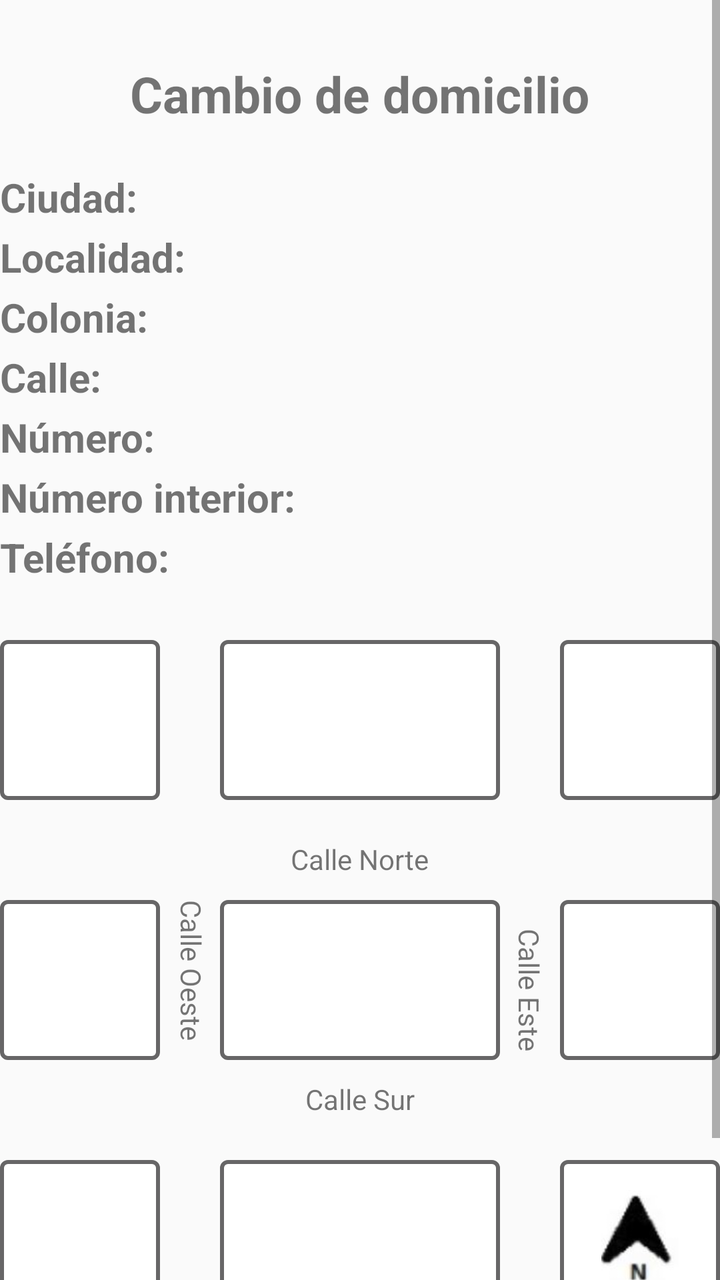
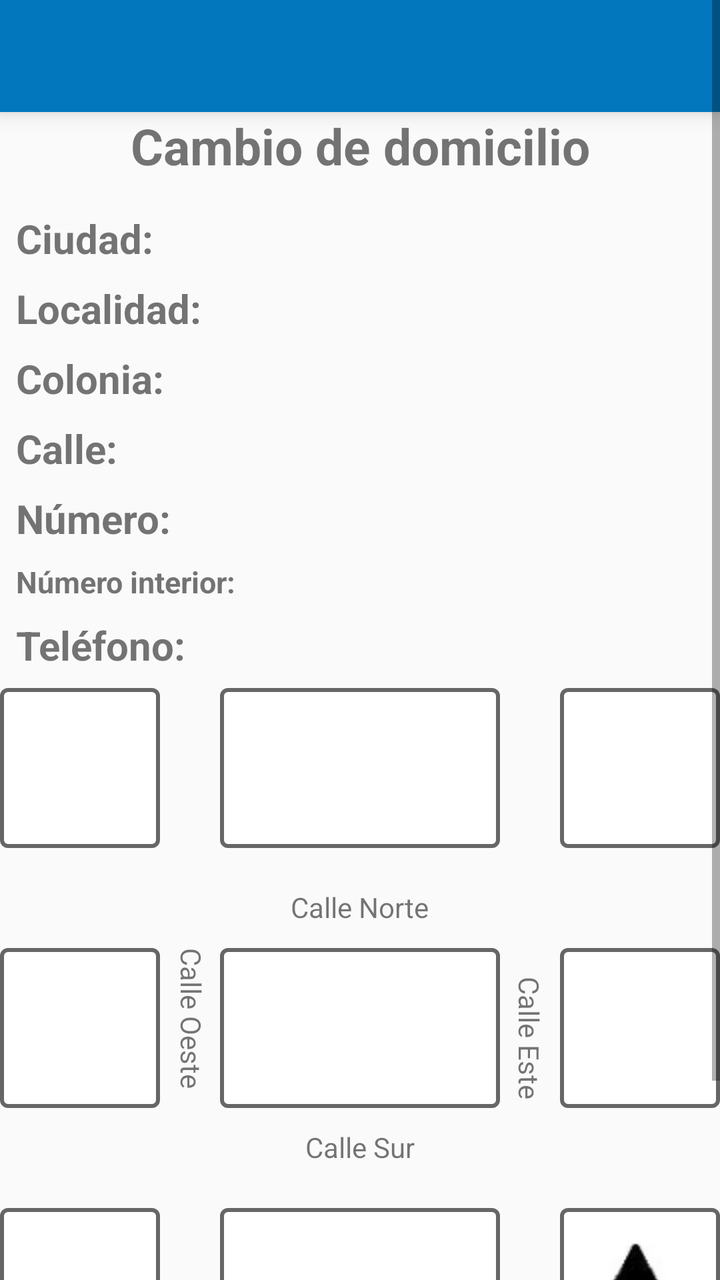

An Android layout rendered at two revisions. The XML below is the earlier revision; the diff shows what the commit changed to produce the second picture.
<!-- AndroidManifest.xml: application theme AppTheme -->
<!-- res/layout/activity_cambio_domicilio.xml -->
<?xml version="1.0" encoding="utf-8"?>
<RelativeLayout xmlns:tools="http://schemas.android.com/tools"
    android:layout_width="match_parent"
    xmlns:android="http://schemas.android.com/apk/res/android"
    android:layout_height="match_parent">
    
    <ScrollView
        android:layout_width="match_parent"
        android:layout_height="1000dp">

        <RelativeLayout
            android:layout_width="match_parent"
            android:layout_height="wrap_content"
            android:orientation="vertical">

            <TextView
                android:layout_width="wrap_content"
                android:layout_height="wrap_content"
                android:layout_centerHorizontal="true"
                android:layout_marginTop="30dp"
                android:text="@string/cambio_Domicilio"
                android:textSize="25dp"
                android:textStyle="bold" />

            <TextView
                android:layout_width="wrap_content"
                android:layout_height="wrap_content"
                android:layout_alignParentTop="true"
                android:layout_marginTop="85dp"
                android:text="@string/ciudadDos"
                android:textSize="20dp"
                android:textStyle="bold" />

            <TextView
                android:id="@+id/CiudadCAMDO"
                android:layout_width="match_parent"
                android:layout_height="wrap_content"
                android:layout_alignParentStart="true"
                android:layout_alignParentTop="true"
                android:layout_marginStart="160dp"
                android:layout_marginTop="90dp"
                android:textSize="15dp" />

            <TextView
                android:layout_width="wrap_content"
                android:layout_height="wrap_content"
                android:layout_alignParentTop="true"
                android:layout_marginTop="115dp"
                android:text="@string/localidadDos"
                android:textSize="20dp"
                android:textStyle="bold" />

            <TextView
                android:id="@+id/localidad"
                android:layout_width="match_parent"
                android:layout_height="wrap_content"
                android:layout_alignParentStart="true"
                android:layout_alignParentTop="true"
                android:layout_marginStart="160dp"
                android:layout_marginTop="120dp"
                android:textSize="15dp" />

            <TextView
                android:layout_width="wrap_content"
                android:layout_height="wrap_content"
                android:layout_alignParentTop="true"
                android:layout_marginTop="145dp"
                android:text="@string/coloniaDos"
                android:textSize="20dp"
                android:textStyle="bold" />

            <TextView
                android:id="@+id/colonia"
                android:layout_width="match_parent"
                android:layout_height="wrap_content"
                android:layout_alignParentStart="true"
                android:layout_alignParentTop="true"
                android:layout_marginStart="160dp"
                android:layout_marginTop="150dp"
                android:textSize="15dp" />

            <TextView
                android:layout_width="wrap_content"
                android:layout_height="wrap_content"
                android:layout_alignParentTop="true"
                android:layout_marginTop="175dp"
                android:text="@string/calleDos"
                android:textSize="20dp"
                android:textStyle="bold" />

            <TextView
                android:id="@+id/Calledom"
                android:layout_width="match_parent"
                android:layout_height="wrap_content"
                android:layout_alignParentStart="true"
                android:layout_alignParentTop="true"
                android:layout_marginStart="160dp"
                android:layout_marginTop="180dp"
                android:textSize="15dp" />

            <TextView
                android:layout_width="wrap_content"
                android:layout_height="wrap_content"
                android:layout_alignParentTop="true"
                android:layout_marginTop="205dp"
                android:text="@string/numeroDos"
                android:textSize="20dp"
                android:textStyle="bold" />

            <TextView
                android:id="@+id/numero"
                android:layout_width="match_parent"
                android:layout_height="wrap_content"
                android:layout_alignParentStart="true"
                android:layout_alignParentTop="true"
                android:layout_marginStart="160dp"
                android:layout_marginTop="210dp"
                android:textSize="15dp" />

            <TextView
                android:layout_width="wrap_content"
                android:layout_height="wrap_content"
                android:layout_alignParentTop="true"
                android:layout_marginTop="235dp"
                android:text="@string/numeroIDos"
                android:textSize="20dp"
                android:textStyle="bold" />

            <TextView
                android:id="@+id/numeroi"
                android:layout_width="match_parent"
                android:layout_height="wrap_content"
                android:layout_alignParentStart="true"
                android:layout_alignParentTop="true"
                android:layout_marginStart="160dp"
                android:layout_marginTop="240dp"
                android:textSize="15dp" />

            <TextView
                android:layout_width="wrap_content"
                android:layout_height="wrap_content"
                android:layout_alignParentTop="true"
                android:layout_marginTop="265dp"
                android:text="@string/telefonoDos"
                android:textSize="20dp"
                android:textStyle="bold" />

            <TextView
                android:id="@+id/telefono"
                android:layout_width="match_parent"
                android:layout_height="wrap_content"
                android:layout_alignParentStart="true"
                android:layout_alignParentTop="true"
                android:layout_marginStart="160dp"
                android:layout_marginTop="270dp"
                android:textSize="15dp" />

            <RelativeLayout
                android:id="@+id/map"
                android:layout_width="match_parent"
                android:layout_height="350dp"
                android:layout_alignTop="@id/telefono"
                android:layout_marginTop="50dp"
                android:orientation="horizontal">

                <RelativeLayout
                    android:id="@+id/uno"
                    android:layout_width="80dp"
                    android:layout_height="80dp"
                    android:background="@drawable/contorno"></RelativeLayout>

                <RelativeLayout
                    android:id="@+id/dos"
                    android:layout_width="80dp"
                    android:layout_height="80dp"
                    android:layout_below="@id/uno"
                    android:layout_marginTop="50dp"
                    android:background="@drawable/contorno"></RelativeLayout>

                <RelativeLayout
                    android:layout_width="80dp"
                    android:layout_height="80dp"
                    android:layout_below="@id/dos"
                    android:layout_marginTop="50dp"
                    android:background="@drawable/contorno"></RelativeLayout>

                <RelativeLayout
                    android:id="@+id/center"
                    android:layout_width="match_parent"
                    android:layout_height="match_parent"
                    android:layout_marginStart="110dp"
                    android:layout_marginEnd="110dp">

                    <RelativeLayout
                        android:id="@+id/cuatro"
                        android:layout_width="match_parent"
                        android:layout_height="80dp"
                        android:layout_centerHorizontal="true"
                        android:background="@drawable/contorno"></RelativeLayout>

                    <RelativeLayout
                        android:id="@+id/cinco"
                        android:layout_width="match_parent"
                        android:layout_height="80dp"
                        android:layout_below="@id/cuatro"
                        android:layout_centerHorizontal="true"
                        android:layout_marginTop="50dp"
                        android:background="@drawable/contorno">

                        <ImageView
                            android:id="@+id/casanorte"
                            android:layout_width="30dp"
                            android:layout_height="30dp"
                            android:layout_centerHorizontal="true"
                            android:src="@drawable/casa"
                            android:visibility="invisible" />

                        <ImageView
                            android:id="@+id/casasur"
                            android:layout_width="30dp"
                            android:layout_height="30dp"
                            android:layout_alignParentBottom="true"
                            android:layout_centerHorizontal="true"
                            android:src="@drawable/casa"
                            android:visibility="invisible" />

                        <ImageView
                            android:id="@+id/casaoeste"
                            android:layout_width="30dp"
                            android:layout_height="30dp"
                            android:layout_centerVertical="true"
                            android:src="@drawable/casa"
                            android:visibility="invisible" />

                        <ImageView
                            android:id="@+id/casaeste"
                            android:layout_width="30dp"
                            android:layout_height="30dp"
                            android:layout_alignParentEnd="true"
                            android:layout_centerVertical="true"
                            android:src="@drawable/casa"
                            android:visibility="invisible" />
                    </RelativeLayout>

                    <RelativeLayout
                        android:layout_width="match_parent"
                        android:layout_height="80dp"
                        android:layout_below="@id/cinco"
                        android:layout_centerHorizontal="true"
                        android:layout_marginTop="50dp"
                        android:background="@drawable/contorno"></RelativeLayout>

                    <TextView
                        android:id="@+id/callenorte"
                        android:layout_width="wrap_content"
                        android:layout_height="wrap_content"
                        android:layout_alignParentTop="true"
                        android:layout_centerHorizontal="true"
                        android:layout_marginTop="100dp"
                        android:text="@string/calle_Norte"
                        android:textSize="14dp" />

                    <TextView
                        android:id="@+id/callesur"
                        android:layout_width="wrap_content"
                        android:layout_height="wrap_content"
                        android:layout_alignParentTop="true"
                        android:layout_centerHorizontal="true"
                        android:layout_marginTop="220dp"
                        android:text="@string/calle_Sur"
                        android:textSize="14dp" />
                </RelativeLayout>

                <TextView
                    android:id="@+id/calleeste"
                    android:layout_width="wrap_content"
                    android:layout_height="30dp"
                    android:layout_alignParentEnd="true"
                    android:layout_centerVertical="true"
                    android:layout_marginEnd="70dp"
                    android:rotation="90"
                    android:text="@string/calle_Este"
                    android:textSize="14dp" />

                <TextView
                    android:id="@+id/calleoeste"
                    android:layout_width="wrap_content"
                    android:layout_height="30dp"
                    android:layout_marginStart="55dp"
                    android:layout_marginTop="150dp"
                    android:rotation="90"
                    android:text="@string/calle_Oeste"
                    android:textSize="14dp" />

                <RelativeLayout
                    android:id="@+id/siete"
                    android:layout_width="80dp"
                    android:layout_height="80dp"
                    android:layout_alignParentEnd="true"
                    android:background="@drawable/contorno"></RelativeLayout>

                <RelativeLayout
                    android:id="@+id/ocho"
                    android:layout_width="80dp"
                    android:layout_height="80dp"
                    android:layout_below="@id/siete"
                    android:layout_alignParentEnd="true"
                    android:layout_marginTop="50dp"
                    android:background="@drawable/contorno"></RelativeLayout>

                <RelativeLayout
                    android:layout_width="80dp"
                    android:layout_height="80dp"
                    android:layout_below="@id/ocho"
                    android:layout_alignParentEnd="true"
                    android:layout_marginTop="50dp"
                    android:background="@drawable/contorno">

                    <ImageView
                        android:layout_width="50dp"
                        android:layout_height="50dp"
                        android:layout_centerHorizontal="true"
                        android:layout_centerVertical="true"
                        android:src="@drawable/flecha" />
                </RelativeLayout>
            </RelativeLayout>

            <Button
                android:id="@+id/aceptar"
                android:layout_width="100dp"
                android:layout_height="wrap_content"
                android:layout_below="@+id/map"
                android:layout_alignParentStart="true"
                android:layout_marginStart="60dp"
                android:layout_marginTop="2dp"
                android:background="@drawable/boton"
                android:backgroundTint="@color/colorPrimary"
                android:text="@string/aceptar"
                android:textColor="#000" />


            <Button
                android:id="@+id/regresa"
                android:layout_width="100dp"
                android:layout_height="wrap_content"
                android:layout_below="@+id/map"
                android:layout_alignParentEnd="true"
                android:layout_marginTop="2dp"
                android:layout_marginEnd="60dp"
                android:background="@drawable/boton"
                android:backgroundTint="@color/colorPrimary"
                android:text="@string/Regresar"
                android:textColor="#000" />
        </RelativeLayout>
    </ScrollView>
</RelativeLayout>
<!-- resources referenced by this layout -->
<resources>
  <color name="colorPrimary">#0277BD</color>
  <!-- drawable boton (drawable) -->
  <?xml version="1.0" encoding="utf-8"?>
      <shape xmlns:android="http://schemas.android.com/apk/res/android" android:shape="rectangle">
          <stroke  android:width="1dp"/>
          <corners android:radius="10dp"/>
  
  
      </shape>
  <!-- drawable casa (drawable) -->
  <vector android:height="24dp" android:tint="#040404"
      android:viewportHeight="24.0" android:viewportWidth="24.0"
      android:width="24dp" xmlns:android="http://schemas.android.com/apk/res/android">
      <path android:fillColor="#FF000000" android:pathData="M10,20v-6h4v6h5v-8h3L12,3 2,12h3v8z"/>
  </vector>
  <!-- drawable contorno (drawable) -->
  <?xml version="1.0" encoding="utf-8"?>
  <selector xmlns:android="http://schemas.android.com/apk/res/android">
      <item><layer-list>
          <item>
              <shape>
                  <solid
                      android:color="#ffff">
                  </solid>
  
                  <corners android:radius="3dp" />
  
                  <padding
                      android:bottom="10dp"
                      android:left="10dp"
                      android:right="10dp"
                      android:top="10dp" />
                  <stroke
                      android:width="2dp"
                      android:color="#676667"/>
              </shape>
          </item>
  
      </layer-list></item>
  </selector>
  <!-- drawable flecha: jpg bitmap (drawable-v24, 8981 bytes) -->
  <string name="Regresar">Regresar</string>
  <string name="aceptar">Aceptar</string>
  <string name="calleDos">Calle:</string>
  <string name="calle_Este">Calle Este</string>
  <string name="calle_Norte">Calle Norte</string>
  <string name="calle_Oeste">Calle Oeste</string>
  <string name="calle_Sur">Calle Sur</string>
  <string name="cambio_Domicilio">Cambio de domicilio</string>
  <string name="ciudadDos">Ciudad:</string>
  <string name="coloniaDos">Colonia:</string>
  <string name="localidadDos">Localidad:</string>
  <string name="numeroDos">Número:</string>
  <string name="numeroIDos">Número interior:</string>
  <string name="telefonoDos">Teléfono:</string>
  <style name="AppTheme" parent="Theme.AppCompat.Light.DarkActionBar">
          
          <item name="colorPrimary">@color/colorPrimary</item>
          <item name="colorPrimaryDark">@color/colorPrimaryDark</item>
          <item name="colorAccent">@color/colorAccent</item>
          <item name="android:colorForeground">@android:color/background_dark</item>
      </style>
  <color name="colorPrimaryDark">#004C8C</color>
  <color name="colorAccent">#0000FF</color>
</resources>

<!-- the commit's change to res/layout/activity_cambio_domicilio.xml (unified diff, before → after) -->
@@ -1,35 +1,51 @@
 <?xml version="1.0" encoding="utf-8"?>
-<RelativeLayout xmlns:tools="http://schemas.android.com/tools"
+<android.support.constraint.ConstraintLayout xmlns:app="http://schemas.android.com/apk/res-auto"
+    xmlns:tools="http://schemas.android.com/tools"
     android:layout_width="match_parent"
     xmlns:android="http://schemas.android.com/apk/res/android"
     android:layout_height="match_parent">
     
+
+
     <ScrollView
         android:layout_width="match_parent"
-        android:layout_height="1000dp">
-
-        <RelativeLayout
+        android:layout_height="match_parent">
+
+        <android.support.constraint.ConstraintLayout
             android:layout_width="match_parent"
             android:layout_height="wrap_content"
             android:orientation="vertical">
 
-            <TextView
+            <include
+                android:id="@+id/includeCambioDom"
+                layout="@layout/toolbar"></include>
+
+            <TextView
+                android:id="@+id/textView37"
                 android:layout_width="wrap_content"
                 android:layout_height="wrap_content"
                 android:layout_centerHorizontal="true"
-                android:layout_marginTop="30dp"
+                android:layout_marginStart="8dp"
+                android:layout_marginEnd="8dp"
                 android:text="@string/cambio_Domicilio"
                 android:textSize="25dp"
-                android:textStyle="bold" />
-
-            <TextView
-                android:layout_width="wrap_content"
-                android:layout_height="wrap_content"
-                android:layout_alignParentTop="true"
-                android:layout_marginTop="85dp"
+                android:textStyle="bold"
+                app:layout_constraintEnd_toEndOf="parent"
+                app:layout_constraintStart_toStartOf="parent"
+                app:layout_constraintTop_toBottomOf="@+id/includeCambioDom" />
+
+            <TextView
+                android:id="@+id/textView36"
+                android:layout_width="wrap_content"
+                android:layout_height="wrap_content"
+                android:layout_alignParentTop="true"
+                android:layout_marginStart="8dp"
+                android:layout_marginTop="16dp"
                 android:text="@string/ciudadDos"
                 android:textSize="20dp"
-                android:textStyle="bold" />
+                android:textStyle="bold"
+                app:layout_constraintStart_toStartOf="parent"
+                app:layout_constraintTop_toBottomOf="@+id/textView37" />
 
             <TextView
                 android:id="@+id/CiudadCAMDO"
@@ -37,18 +53,24 @@
                 android:layout_height="wrap_content"
                 android:layout_alignParentStart="true"
                 android:layout_alignParentTop="true"
-                android:layout_marginStart="160dp"
-                android:layout_marginTop="90dp"
-                android:textSize="15dp" />
-
-            <TextView
-                android:layout_width="wrap_content"
-                android:layout_height="wrap_content"
-                android:layout_alignParentTop="true"
-                android:layout_marginTop="115dp"
+                android:layout_marginStart="150dp"
+                android:textSize="15dp"
+                app:layout_constraintBottom_toBottomOf="@+id/textView36"
+                app:layout_constraintStart_toEndOf="@+id/textView36"
+                app:layout_constraintTop_toTopOf="@+id/textView36" />
+
+            <TextView
+                android:id="@+id/textView48"
+                android:layout_width="wrap_content"
+                android:layout_height="wrap_content"
+                android:layout_alignParentTop="true"
+                android:layout_marginStart="8dp"
+                android:layout_marginTop="8dp"
                 android:text="@string/localidadDos"
                 android:textSize="20dp"
-                android:textStyle="bold" />
+                android:textStyle="bold"
+                app:layout_constraintStart_toStartOf="parent"
+                app:layout_constraintTop_toBottomOf="@+id/textView36" />
 
             <TextView
                 android:id="@+id/localidad"
@@ -56,18 +78,24 @@
                 android:layout_height="wrap_content"
                 android:layout_alignParentStart="true"
                 android:layout_alignParentTop="true"
-                android:layout_marginStart="160dp"
-                android:layout_marginTop="120dp"
-                android:textSize="15dp" />
-
-            <TextView
-                android:layout_width="wrap_content"
-                android:layout_height="wrap_content"
-                android:layout_alignParentTop="true"
-                android:layout_marginTop="145dp"
+                android:layout_marginStart="150dp"
+                android:textSize="15dp"
+                app:layout_constraintBottom_toBottomOf="@+id/textView48"
+                app:layout_constraintStart_toEndOf="@+id/textView48"
+                app:layout_constraintTop_toTopOf="@+id/textView48" />
+
+            <TextView
+                android:id="@+id/textView34"
+                android:layout_width="wrap_content"
+                android:layout_height="wrap_content"
+                android:layout_alignParentTop="true"
+                android:layout_marginStart="8dp"
+                android:layout_marginTop="8dp"
                 android:text="@string/coloniaDos"
                 android:textSize="20dp"
-                android:textStyle="bold" />
+                android:textStyle="bold"
+                app:layout_constraintStart_toStartOf="parent"
+                app:layout_constraintTop_toBottomOf="@+id/textView48" />
 
             <TextView
                 android:id="@+id/colonia"
@@ -75,18 +103,25 @@
                 android:layout_height="wrap_content"
                 android:layout_alignParentStart="true"
                 android:layout_alignParentTop="true"
-                android:layout_marginStart="160dp"
-                android:layout_marginTop="150dp"
-                android:textSize="15dp" />
-
-            <TextView
-                android:layout_width="wrap_content"
-                android:layout_height="wrap_content"
-                android:layout_alignParentTop="true"
-                android:layout_marginTop="175dp"
+                android:layout_marginStart="150dp"
+                android:layout_marginBottom="8dp"
+                android:textSize="15dp"
+                app:layout_constraintBottom_toBottomOf="@+id/textView34"
+                app:layout_constraintStart_toEndOf="@+id/textView34"
+                app:layout_constraintTop_toTopOf="@+id/textView34" />
+
+            <TextView
+                android:id="@+id/textView49"
+                android:layout_width="wrap_content"
+                android:layout_height="wrap_content"
+                android:layout_alignParentTop="true"
+                android:layout_marginStart="8dp"
+                android:layout_marginTop="8dp"
                 android:text="@string/calleDos"
                 android:textSize="20dp"
-                android:textStyle="bold" />
+                android:textStyle="bold"
+                app:layout_constraintStart_toStartOf="parent"
+                app:layout_constraintTop_toBottomOf="@+id/textView34" />
 
             <TextView
                 android:id="@+id/Calledom"
@@ -94,18 +129,24 @@
                 android:layout_height="wrap_content"
                 android:layout_alignParentStart="true"
                 android:layout_alignParentTop="true"
-                android:layout_marginStart="160dp"
-                android:layout_marginTop="180dp"
-                android:textSize="15dp" />
-
-            <TextView
-                android:layout_width="wrap_content"
-                android:layout_height="wrap_content"
-                android:layout_alignParentTop="true"
-                android:layout_marginTop="205dp"
+                android:layout_marginStart="150dp"
+                android:textSize="15dp"
+                app:layout_constraintBottom_toBottomOf="@+id/textView49"
+                app:layout_constraintStart_toEndOf="@+id/textView49"
+                app:layout_constraintTop_toTopOf="@+id/textView49" />
+
+            <TextView
+                android:id="@+id/textView50"
+                android:layout_width="wrap_content"
+                android:layout_height="wrap_content"
+                android:layout_alignParentTop="true"
+                android:layout_marginStart="8dp"
+                android:layout_marginTop="8dp"
                 android:text="@string/numeroDos"
                 android:textSize="20dp"
-                android:textStyle="bold" />
+                android:textStyle="bold"
+                app:layout_constraintStart_toStartOf="parent"
+                app:layout_constraintTop_toBottomOf="@+id/textView49" />
 
             <TextView
                 android:id="@+id/numero"
@@ -113,18 +154,24 @@
                 android:layout_height="wrap_content"
                 android:layout_alignParentStart="true"
                 android:layout_alignParentTop="true"
-                android:layout_marginStart="160dp"
-                android:layout_marginTop="210dp"
-                android:textSize="15dp" />
-
-            <TextView
-                android:layout_width="wrap_content"
-                android:layout_height="wrap_content"
-                android:layout_alignParentTop="true"
-                android:layout_marginTop="235dp"
+                android:layout_marginStart="150dp"
+                android:textSize="15dp"
+                app:layout_constraintBottom_toBottomOf="@+id/textView50"
+                app:layout_constraintStart_toEndOf="@+id/textView50"
+                app:layout_constraintTop_toTopOf="@+id/textView50" />
+
+            <TextView
+                android:id="@+id/textView51"
+                android:layout_width="wrap_content"
+                android:layout_height="wrap_content"
+                android:layout_alignParentTop="true"
+                android:layout_marginStart="8dp"
+                android:layout_marginTop="8dp"
                 android:text="@string/numeroIDos"
-                android:textSize="20dp"
-                android:textStyle="bold" />
+                android:textSize="15dp"
+                android:textStyle="bold"
+                app:layout_constraintStart_toStartOf="parent"
+                app:layout_constraintTop_toBottomOf="@+id/textView50" />
 
             <TextView
                 android:id="@+id/numeroi"
@@ -132,18 +179,24 @@
                 android:layout_height="wrap_content"
                 android:layout_alignParentStart="true"
                 android:layout_alignParentTop="true"
-                android:layout_marginStart="160dp"
-                android:layout_marginTop="240dp"
-                android:textSize="15dp" />
-
-            <TextView
-                android:layout_width="wrap_content"
-                android:layout_height="wrap_content"
-                android:layout_alignParentTop="true"
-                android:layout_marginTop="265dp"
+                android:layout_marginStart="150dp"
+                android:textSize="15dp"
+                app:layout_constraintBottom_toBottomOf="@+id/textView51"
+                app:layout_constraintStart_toEndOf="@+id/textView51"
+                app:layout_constraintTop_toTopOf="@+id/textView51" />
+
+            <TextView
+                android:id="@+id/textView52"
+                android:layout_width="wrap_content"
+                android:layout_height="wrap_content"
+                android:layout_alignParentTop="true"
+                android:layout_marginStart="8dp"
+                android:layout_marginTop="8dp"
                 android:text="@string/telefonoDos"
                 android:textSize="20dp"
-                android:textStyle="bold" />
+                android:textStyle="bold"
+                app:layout_constraintStart_toStartOf="parent"
+                app:layout_constraintTop_toBottomOf="@+id/textView51" />
 
             <TextView
                 android:id="@+id/telefono"
@@ -151,17 +204,23 @@
                 android:layout_height="wrap_content"
                 android:layout_alignParentStart="true"
                 android:layout_alignParentTop="true"
-                android:layout_marginStart="160dp"
-                android:layout_marginTop="270dp"
-                android:textSize="15dp" />
+                android:layout_marginStart="150dp"
+                android:layout_marginBottom="8dp"
+                android:textSize="15dp"
+                app:layout_constraintBottom_toBottomOf="@+id/textView52"
+                app:layout_constraintStart_toEndOf="@+id/textView52"
+                app:layout_constraintTop_toTopOf="@+id/textView52" />
 
             <RelativeLayout
                 android:id="@+id/map"
                 android:layout_width="match_parent"
                 android:layout_height="350dp"
                 android:layout_alignTop="@id/telefono"
-                android:layout_marginTop="50dp"
-                android:orientation="horizontal">
+                android:layout_marginTop="8dp"
+                android:orientation="horizontal"
+                android:visibility="visible"
+                app:layout_constraintTop_toBottomOf="@+id/textView52"
+                tools:layout_editor_absoluteX="0dp">
 
                 <RelativeLayout
                     android:id="@+id/uno"
@@ -331,12 +390,14 @@
                 android:layout_height="wrap_content"
                 android:layout_below="@+id/map"
                 android:layout_alignParentStart="true"
-                android:layout_marginStart="60dp"
-                android:layout_marginTop="2dp"
+                android:layout_marginStart="24dp"
+                android:layout_marginTop="16dp"
                 android:background="@drawable/boton"
                 android:backgroundTint="@color/colorPrimary"
                 android:text="@string/aceptar"
-                android:textColor="#000" />
+                android:textColor="#000"
+                app:layout_constraintStart_toStartOf="parent"
+                app:layout_constraintTop_toBottomOf="@+id/map" />
 
 
             <Button
@@ -345,12 +406,24 @@
                 android:layout_height="wrap_content"
                 android:layout_below="@+id/map"
                 android:layout_alignParentEnd="true"
-                android:layout_marginTop="2dp"
-                android:layout_marginEnd="60dp"
+                android:layout_marginEnd="24dp"
                 android:background="@drawable/boton"
                 android:backgroundTint="@color/colorPrimary"
                 android:text="@string/Regresar"
-                android:textColor="#000" />
-        </RelativeLayout>
+                android:textColor="#000"
+                app:layout_constraintBottom_toBottomOf="@+id/aceptar"
+                app:layout_constraintEnd_toEndOf="parent"
+                app:layout_constraintTop_toTopOf="@+id/aceptar" />
+        </android.support.constraint.ConstraintLayout>
     </ScrollView>
-</RelativeLayout>
+</android.support.constraint.ConstraintLayout>
+<!-- res/layout/toolbar.xml (included above) -->
+<?xml version="1.0" encoding="utf-8"?>
+<android.support.v7.widget.Toolbar xmlns:android="http://schemas.android.com/apk/res/android"
+    android:layout_width="match_parent"
+    android:layout_height="?attr/actionBarSize"
+    xmlns:app="http://schemas.android.com/apk/res-auto"
+    android:background="@color/colorPrimary"
+    android:elevation="6dp"
+    android:theme="@style/ThemeOverlay.AppCompat.Dark.ActionBar"
+    app:popupTheme="@style/ThemeOverlay.AppCompat.Light"/>
